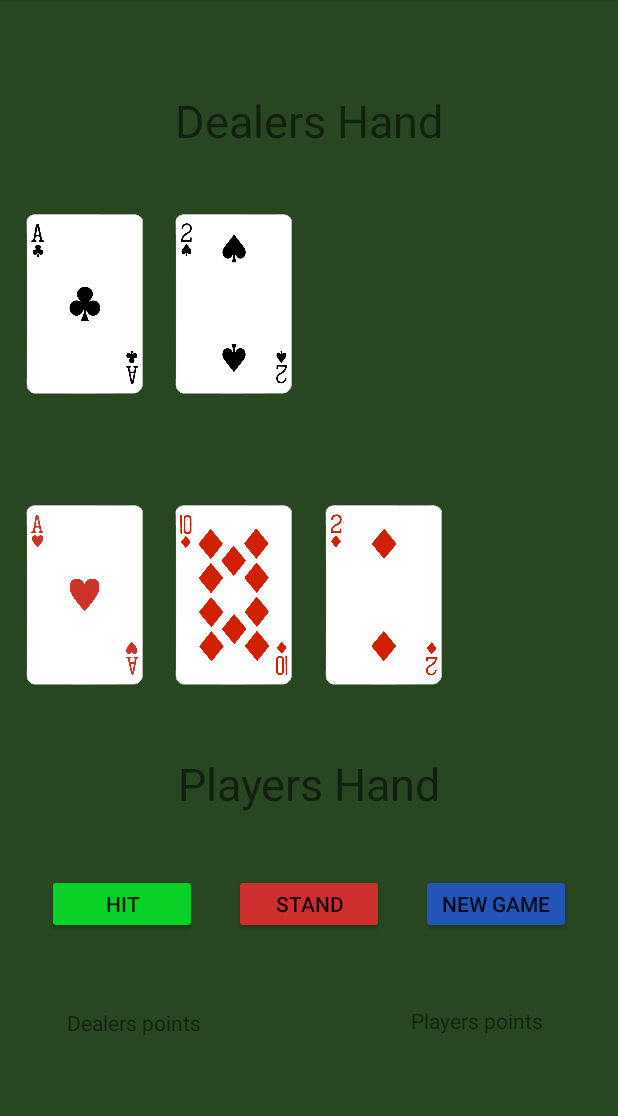
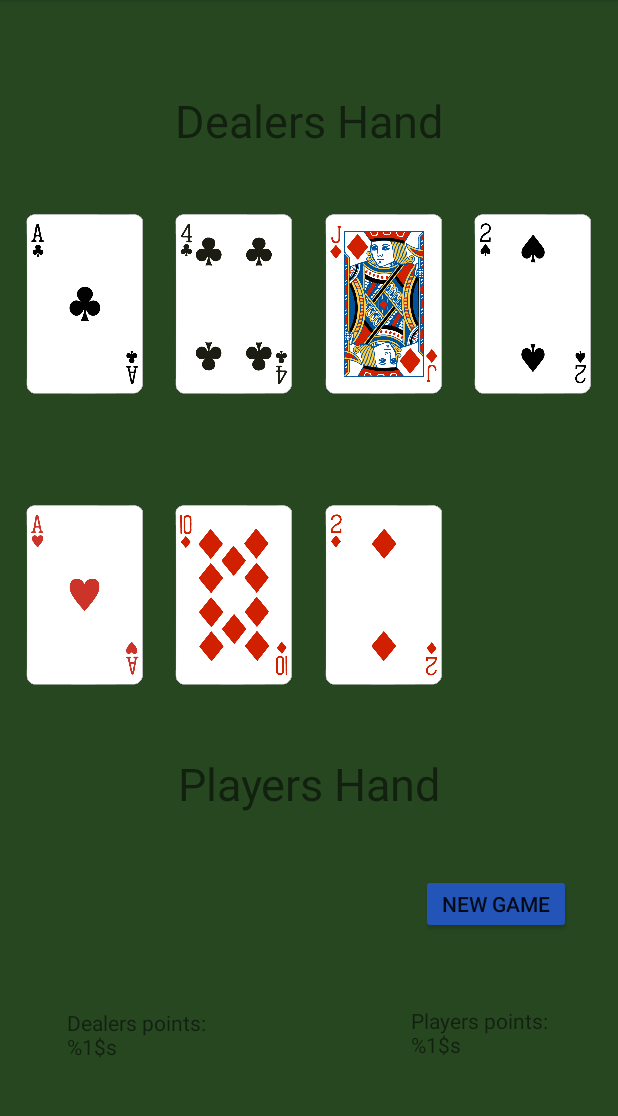
Before and after one commit to axelsode/CardGame, an Android app: the MainActivity screen opened directly, with no data from a screen before it, after a tap on "STAND", on a phone screen of 412 x 824 dp, the part 84-1200 px from its top. Run offline under Robolectric (Android 15) with nearby library versions, the phone set to English and light mode, and no system bars; 1 statement that could not run was skipped; 1 other tap on this screen came first.

Commit message:
Move Buttons in functions

```diff
--- a/app/src/main/java/com/example/cardgame/Dealer.kt
+++ b/app/src/main/java/com/example/cardgame/Dealer.kt
@@ -19,7 +19,7 @@ class Dealer(var deck : Decks, var hand :  ArrayList<Int>? = ArrayList<Int>()) {
             }
         }
         while (ace > 0) {
-            if (restOfHand + 11 < 21) {
+            if (restOfHand + 11 <= 21) {
                 restOfHand += 11
                 ace--
             } else {
--- a/app/src/main/java/com/example/cardgame/MainActivity.kt
+++ b/app/src/main/java/com/example/cardgame/MainActivity.kt
@@ -2,100 +2,74 @@ package com.example.cardgame
 
 import androidx.appcompat.app.AppCompatActivity
 import android.os.Bundle
-import android.os.CountDownTimer
-import android.os.SystemClock
-import android.util.Log
 import android.view.View
 import android.widget.Button
 import android.widget.ImageView
 import android.widget.TextView
+import kotlinx.android.synthetic.main.activity_main.*
 
 class MainActivity : AppCompatActivity() {
+
+    val dealerList : ArrayList<ImageView>? = ArrayList<ImageView>()
+
+    val playerList : ArrayList<ImageView>? = ArrayList<ImageView>()
+
+    val myDecks = Decks(1)
+
+
+    var dealerHand = Dealer(myDecks)
+    var playerHand = Dealer(myDecks)
+
+    var dealercardNum = 0
+    var playercardNum = 0
+    var dealerScore = 0
+    var playerScore = 0
+    lateinit var dealerScoreText : TextView
+    lateinit var playerScoreText : TextView
+
     override fun onCreate(savedInstanceState: Bundle?) {
         super.onCreate(savedInstanceState)
         setContentView(R.layout.activity_main)
 
-        /*
-        var time = 1000
-        var timerOn = true
 
-        fun a() = object : CountDownTimer(time.toLong(), 10000) {
-            override fun onFinish() {
+        dealerScoreText = findViewById<TextView>(R.id.dealerScoretextView)
+        playerScoreText = findViewById<TextView>(R.id.dealerScoretextView)
 
-            }
-
-            override fun onTick(p0: Long) {
-
-            }
-
-        }
-        */
 
         val dealerCar1 = findViewById<ImageView>(R.id.dealer1)
         val dealerCar2 = findViewById<ImageView>(R.id.dealer2)
         val dealerCar3 = findViewById<ImageView>(R.id.dealer3)
         val dealerCar4 = findViewById<ImageView>(R.id.dealer4)
-
-
-        val dealerList : ArrayList<ImageView>? = ArrayList<ImageView>()
-        dealerList?.add(dealerCar1)
-        dealerList?.add(dealerCar2)
-        dealerList?.add(dealerCar3)
-        dealerList?.add(dealerCar4)
-
-
         val playerCar1 = findViewById<ImageView>(R.id.player1)
         val playerCar2 = findViewById<ImageView>(R.id.player2)
         val playerCar3 = findViewById<ImageView>(R.id.player3)
         val playerCar4 = findViewById<ImageView>(R.id.player4)
 
 
-        val playerList : ArrayList<ImageView>? = ArrayList<ImageView>()
+
+        dealerList?.add(dealerCar1)
+        dealerList?.add(dealerCar2)
+        dealerList?.add(dealerCar3)
+        dealerList?.add(dealerCar4)
+
         playerList?.add(playerCar1)
         playerList?.add(playerCar2)
         playerList?.add(playerCar3)
         playerList?.add(playerCar4)
 
+        myDecks.addDecks()
+        myDecks.shuffleDecks()
+
+        startGame()
 
 
-        val myDecks = Decks(1)
-        myDecks.addDecks()
-        myDecks.shuffleDecks()
-        val dealerDeck = Dealer(myDecks)
-        val playerDeck = Dealer(myDecks)
 
-        val dealerFirstCard = dealerDeck.takeCard()
-        dealerList?.get(0)?.setImageResource(dealerFirstCard.getImageId(this))
-        dealerList?.get(0)?.visibility = View.VISIBLE
-
-        val playerFirstCard = playerDeck.takeCard()
-        playerList?.get(0)?.setImageResource(playerFirstCard.getImageId(this))
-        playerList?.get(0)?.visibility = View.VISIBLE
-
-        val playerSecondCard = playerDeck.takeCard()
-        playerList?.get(1)?.setImageResource(playerSecondCard.getImageId(this))
-        playerList?.get(1)?.visibility = View.VISIBLE
+        val hitButton = findViewById<Button>(R.id.hitButton)
 
 
-        var dealercardNum = 1
-        var playercardNum = 2
-        val hitButton = findViewById<Button>(R.id.hitButton)
 
         hitButton.setOnClickListener {
-
-            if (playercardNum < 3){
-                val playedCard = playerDeck.takeCard()
-                playerList?.get(playercardNum)?.setImageResource(playedCard.getImageId(this))
-                playerList?.get(playercardNum)?.visibility = View.VISIBLE
-                playercardNum++
-
-            }else{
-                val playedCard = playerDeck.takeCard()
-                playerList?.get(playercardNum)?.setImageResource(playedCard.getImageId(this))
-                playerList?.get(playercardNum)?.visibility = View.VISIBLE
-
-            }
-
+            hit()
         }
 
 
@@ -103,83 +77,92 @@ class MainActivity : AppCompatActivity() {
         val standButton = findViewById<Button>(R.id.standButton)
 
         standButton.setOnClickListener {
-            /*
-            if (dealercardNum < 3){
-                val playedCard = myDealer.takeCard()
-                dealerList?.get(dealercardNum)?.setImageResource(playedCard.getImageId(this))
-                dealerList?.get(dealercardNum)?.visibility = View.VISIBLE
-                dealercardNum++
-
-            }else{
-                val playedCard = myDealer.takeCard()
-                dealerList?.get(dealercardNum)?.setImageResource(playedCard.getImageId(this))
-                dealerList?.get(dealercardNum)?.visibility = View.VISIBLE
-
-            }
-            */
-            while ((dealercardNum<4) && (dealerDeck.valuateHand() < 17)){
-                val playedCard = dealerDeck.takeCard()
-                dealerList?.get(dealercardNum)?.setImageResource(playedCard.getImageId(this))
-                dealerList?.get(dealercardNum)?.visibility = View.VISIBLE
-            }
-
+            stand()
         }
 
         val newGameButton = findViewById<Button>(R.id.playAgainButton)
 
         newGameButton.setOnClickListener {
-        //
+            startGame()
         }
 
-        val dealerScore = findViewById<TextView>(R.id.dealerScoretextView)
-
-
-        val playerScore = findViewById<TextView>(R.id.dealerScoretextView)
-
-        /*
-        val firstCard = myDealer.takeCard()
-        dealerCar1.visibility = View.VISIBLE
-        dealerCar1.setImageResource(firstCard.getImageId(this))
-        Log.d("card", "${firstCard.value}, ${firstCard.color}")
-
-        val secondCard = myDealer.takeCard()
-        dealerCar2.visibility = View.VISIBLE
-        dealerCar2.setImageResource(secondCard.getImageId(this))
-        */
-        /*
-        var cardNum = 0
-
-        val testButton = findViewById<Button>(R.id.testButton)
-
-        testButton.setOnClickListener {
-
-            if (cardNum < 3){
-                val playedCard = myDealer.takeCard()
-                dealerList?.get(cardNum)?.setImageResource(playedCard.getImageId(this))
-                dealerList?.get(cardNum)?.visibility = View.VISIBLE
-                cardNum++
-                SystemClock.sleep(1000)
-            }else{
-                val playedCard = myDealer.takeCard()
-                dealerList?.get(cardNum)?.setImageResource(playedCard.getImageId(this))
-                dealerList?.get(cardNum)?.visibility = View.VISIBLE
-                SystemClock.sleep(1000)
-            }
-        }
-        */
-
-
-        /*
-        for (cardNum in 0..3){
-            val playedCard = myDealer.takeCard()
-            dealerList?.get(cardNum)?.setImageResource(playedCard.getImageId(this))
-            dealerList?.get(cardNum)?.visibility = View.VISIBLE
-            SystemClock.sleep(1000)
-        }
-
-         */
 
 
     }
 
+
+    fun startGame(){
+        dealerList?.get(0)?.visibility = View.INVISIBLE
+        dealerList?.get(1)?.visibility = View.INVISIBLE
+        dealerList?.get(2)?.visibility = View.INVISIBLE
+        dealerList?.get(3)?.visibility = View.INVISIBLE
+        playerList?.get(0)?.visibility = View.INVISIBLE
+        playerList?.get(1)?.visibility = View.INVISIBLE
+        playerList?.get(2)?.visibility = View.INVISIBLE
+        playerList?.get(3)?.visibility = View.INVISIBLE
+
+        dealerHand = Dealer(myDecks)
+        playerHand = Dealer(myDecks)
+
+        val dealerFirstCard = dealerHand.takeCard()
+        dealerList?.get(0)?.setImageResource(dealerFirstCard.getImageId(this))
+        dealerList?.get(0)?.visibility = View.VISIBLE
+
+        val playerFirstCard = playerHand.takeCard()
+        playerList?.get(0)?.setImageResource(playerFirstCard.getImageId(this))
+        playerList?.get(0)?.visibility = View.VISIBLE
+
+        val playerSecondCard = playerHand.takeCard()
+        playerList?.get(1)?.setImageResource(playerSecondCard.getImageId(this))
+        playerList?.get(1)?.visibility = View.VISIBLE
+
+        dealercardNum = 1
+        playercardNum = 2
+
+        hitButton.visibility = View.VISIBLE
+        standButton.visibility = View.VISIBLE
+    }
+
+    fun hit(){
+        if (playercardNum < 4){
+            val playedCard = playerHand.takeCard()
+            playerList?.get(playercardNum)?.setImageResource(playedCard.getImageId(this))
+            playerList?.get(playercardNum)?.visibility = View.VISIBLE
+            playercardNum++
+        }
+
+        when{
+            playerHand.valuateHand() > 21 -> {
+                hitButton.visibility = View.INVISIBLE
+                standButton.visibility = View.INVISIBLE
+                dealerScore++
+                dealerScoreText.text = getString(R.string.dealer_points, dealerScore.toString())
+
+            }
+            playerHand.valuateHand() == 21 -> {
+                hitButton.visibility = View.INVISIBLE
+                standButton.visibility = View.INVISIBLE
+                playerScore++
+                playerScoreText.text = getString(R.string.player_points, playerScore.toString())
+            }
+        }
+
+    }
+
+    fun stand(){
+        while ((dealercardNum<4) && (dealerHand.valuateHand() < 17)){
+            val playedCard = dealerHand.takeCard()
+            dealerList?.get(dealercardNum)?.setImageResource(playedCard.getImageId(this))
+            dealerList?.get(dealercardNum)?.visibility = View.VISIBLE
+            dealercardNum++
+        }
+
+        hitButton.visibility = View.INVISIBLE
+        standButton.visibility = View.INVISIBLE
+
+        when{
+            dealerHand.valuateHand() > 21
+        }
+
+    }
 }
--- a/app/src/main/res/values/strings.xml
+++ b/app/src/main/res/values/strings.xml
@@ -5,7 +5,7 @@
 <string name="button_hit">Hit</string>
 <string name="button_stand">Stand</string>
 <string name="button_newGame">New Game</string>
-<string name="dealer_points">Dealers points</string>
-<string name="player_points">Players points</string>
+<string name="dealer_points">Dealers points: %1$s</string>
+<string name="player_points">Players points: %1$s</string>
 
 </resources>
```
Also changed, not shown: 2 other files.
